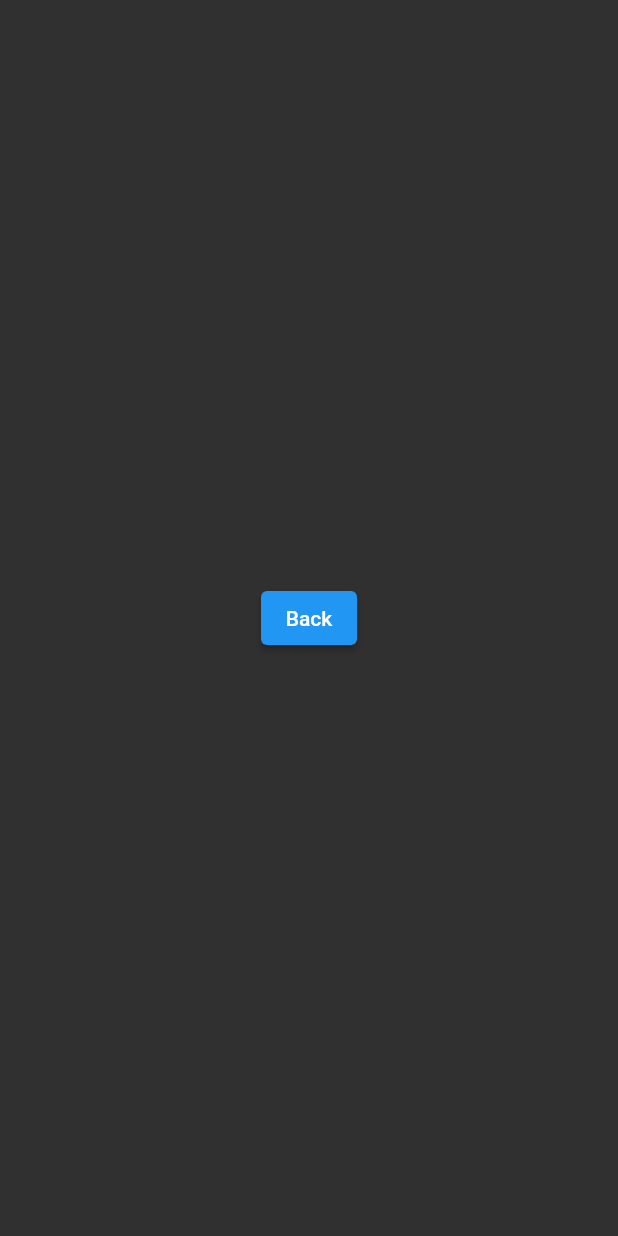
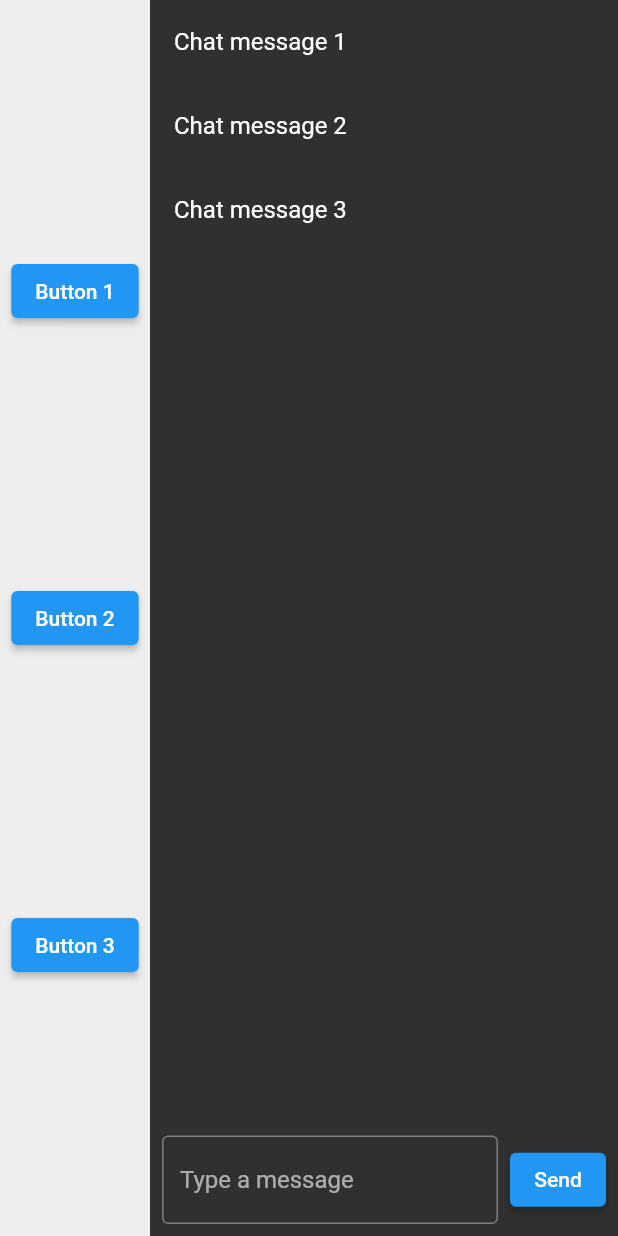
Before and after one commit to malcolmrbnsn/fohmsg_gui, a Flutter app: the screen it shows after launch, after a tap on "Connect", on a phone screen of 412 x 824 dp. Run offline on Flutter 3.47's test engine with Material 2 defaults, Android fonts, the phone set to English and light mode, and no system bars; missing offline and left inert: window_manager.

Commit message:
basic message screen layout

```diff
--- a/lib/main.dart
+++ b/lib/main.dart
@@ -38,8 +38,8 @@ class MyApp extends StatelessWidget {
         initialRoute: '/',
         routes: {
           // When navigating to the "/" route, build the FirstScreen widget.
-          '/': (context) => const MyHomePage(),
-          '/app': (context) => const ChatScreen(),
+          '/': (context) => const HomePage(),
+          '/app': (context) => const ChatPage(),
         },
         // home: const MyHomePage(title: 'Connect to Server'),
       ),
@@ -47,14 +47,14 @@ class MyApp extends StatelessWidget {
   }
 }
 
-class MyHomePage extends StatefulWidget {
-  const MyHomePage({Key? key}) : super(key: key);
+class HomePage extends StatefulWidget {
+  const HomePage({Key? key}) : super(key: key);
 
   @override
-  MyHomePageState createState() => MyHomePageState();
+  HomePageState createState() => HomePageState();
 }
 
-class MyHomePageState extends State<MyHomePage> {
+class HomePageState extends State<HomePage> {
   TextEditingController serverController = TextEditingController();
   TextEditingController usernameController = TextEditingController();
 
@@ -121,21 +121,79 @@ class MyHomePageState extends State<MyHomePage> {
   }
 }
 
-class ChatScreen extends StatelessWidget {
-  const ChatScreen({super.key});
+class ChatPage extends StatelessWidget {
+  const ChatPage({super.key});
 
   @override
   Widget build(BuildContext context) {
     return Scaffold(
-      body: Center(
-        child: ElevatedButton(
-          onPressed: () {
-            // Navigate back to the first screen by popping the current route
-            // off the stack.
-            Navigator.pop(context);
-          },
-          child: const Text('Back'),
-        ),
+      body: Row(
+        children: [
+          Container(
+            width: 100.0,
+            height: double.infinity,
+            color: Colors.grey[200],
+            child: Column(
+              mainAxisAlignment: MainAxisAlignment.spaceEvenly,
+              children: [
+                ElevatedButton(
+                  child: const Text('Button 1'),
+                  onPressed: () {},
+                ),
+                ElevatedButton(
+                  child: const Text('Button 2'),
+                  onPressed: () {},
+                ),
+                ElevatedButton(
+                  child: const Text('Button 3'),
+                  onPressed: () {},
+                ),
+              ],
+            ),
+          ),
+          Expanded(
+            child: Column(
+              children: [
+                Expanded(
+                  child: ListView(
+                    children: const [
+                      ListTile(
+                        title: Text('Chat message 1'),
+                      ),
+                      ListTile(
+                        title: Text('Chat message 2'),
+                      ),
+                      ListTile(
+                        title: Text('Chat message 3'),
+                      ),
+                      // Add more chat messages here
+                    ],
+                  ),
+                ),
+                Container(
+                  padding: const EdgeInsets.all(8.0),
+                  child: Row(
+                    children: [
+                      const Expanded(
+                        child: TextField(
+                          decoration: InputDecoration(
+                            border: OutlineInputBorder(),
+                            hintText: 'Type a message',
+                          ),
+                        ),
+                      ),
+                      const SizedBox(width: 8.0),
+                      ElevatedButton(
+                        child: const Text('Send'),
+                        onPressed: () {},
+                      ),
+                    ],
+                  ),
+                ),
+              ],
+            ),
+          ),
+        ],
       ),
     );
   }
```
